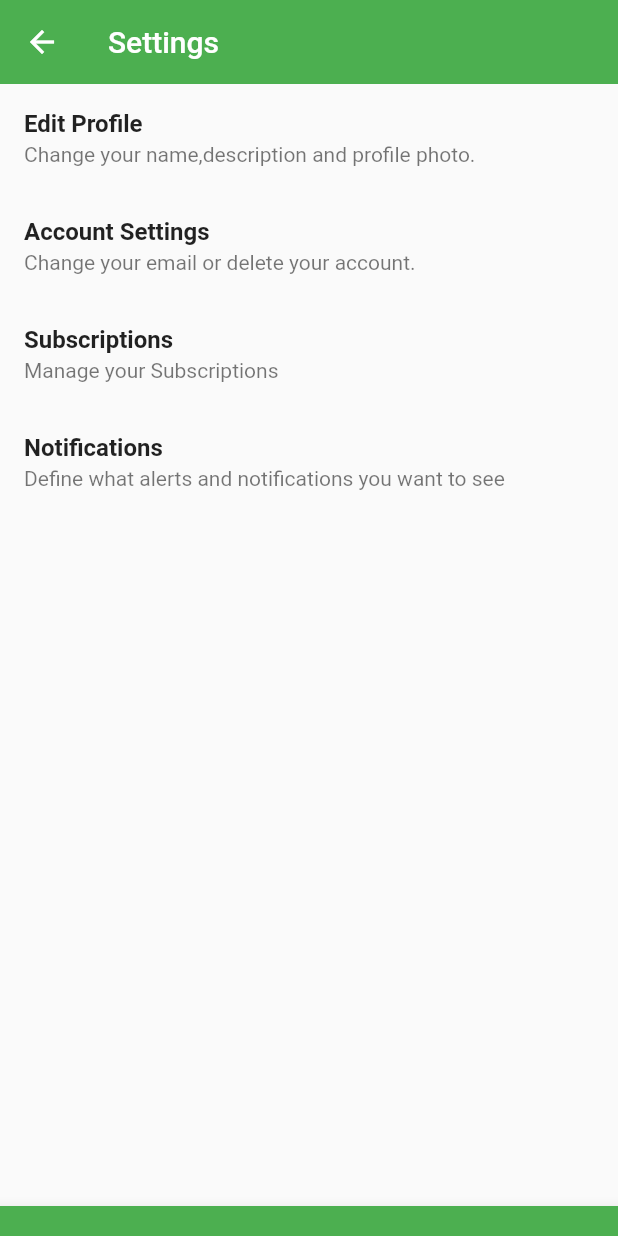
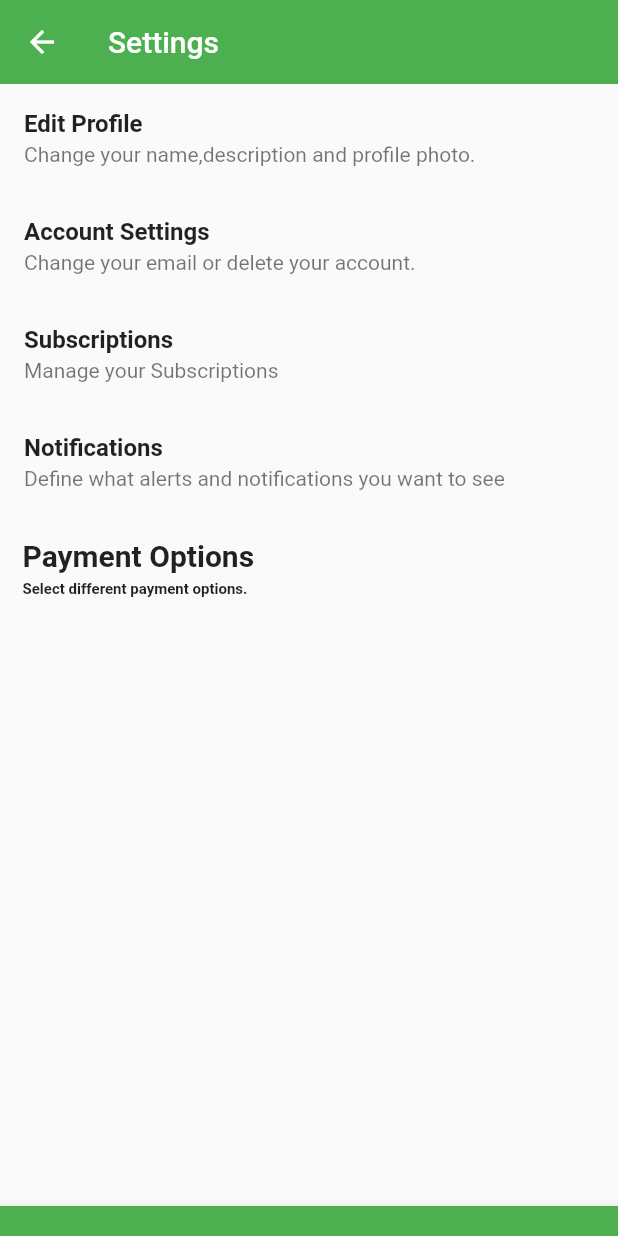
Before and after one commit to Festus1440/platebeacon_app, a Flutter app: the RestaurantSettings screen opened directly, on a phone screen of 412 x 824 dp. Run offline on Flutter 3.47's test engine with Material 2 defaults, Android fonts, the phone set to English and light mode, and no system bars; our stand-ins replace cloud_firestore, firebase_auth, google_maps_flutter, location; missing offline and left inert: flutter_polyline_points, google_map_polyline; accounts and stored records are empty.

Commit message:
restaurant

```diff
--- a/lib/restaurantsettings.dart
+++ b/lib/restaurantsettings.dart
@@ -132,6 +132,49 @@ class _RestaurantSettingsState extends State<RestaurantSettings> {
                       builder: (context) => RestaurantNotifications()));
             },
           ),
+          Container(
+              alignment: Alignment.topLeft,
+              margin: EdgeInsets.only(top: 15.0, left: 15.0, right: 15.0),
+              child: GestureDetector(
+                child: Text("Payment Options",style: TextStyle(fontSize: 20.0,fontWeight: FontWeight.bold,
+                ),
+                ),
+                onTap: (){     showDialog(
+                  context: context,
+                  builder: (BuildContext context) {
+                    // return object of type Dialog
+                    return AlertDialog(
+                      shape: RoundedRectangleBorder(
+                          borderRadius: new BorderRadius.circular(15)),
+                      backgroundColor: Colors.white,
+                      title: new Text("Payment Options coming soon!"),
+                      content: new Text("Feel FREE to use this app as part of our research, no need to pay right now! "),
+                      actions: <Widget>[
+                        new FlatButton(
+                          child: new Text("Sounds good!"),
+                          textColor: Colors.green,
+                          onPressed: () {
+                            Navigator.of(context).pop();
+                          },
+                        ),
+                      ],
+                    );
+                  },
+                );
+
+                },
+
+
+
+              )
+          ),
+          Container(
+            alignment: Alignment.topLeft,
+            padding: EdgeInsets.only(top: 5.0, left: 15.0),
+            child: Text("Select different payment options.",style: TextStyle(
+              fontSize: 10.0,fontWeight:FontWeight.bold,
+            ),),
+          ),
         ],
       )
     );
```
